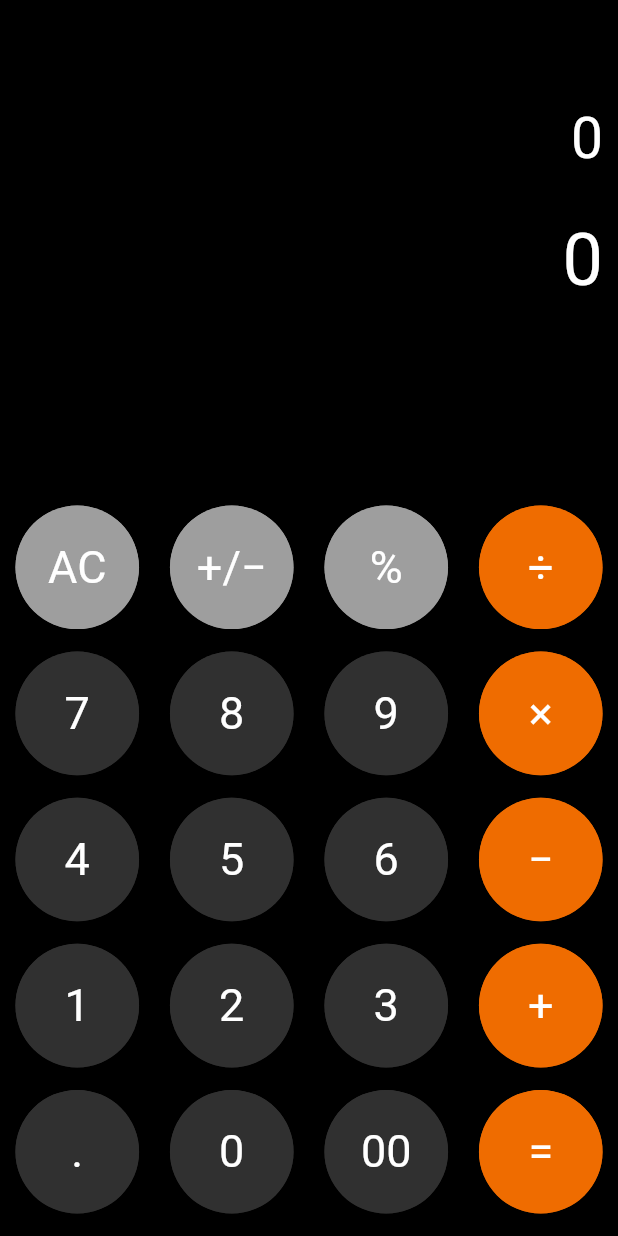
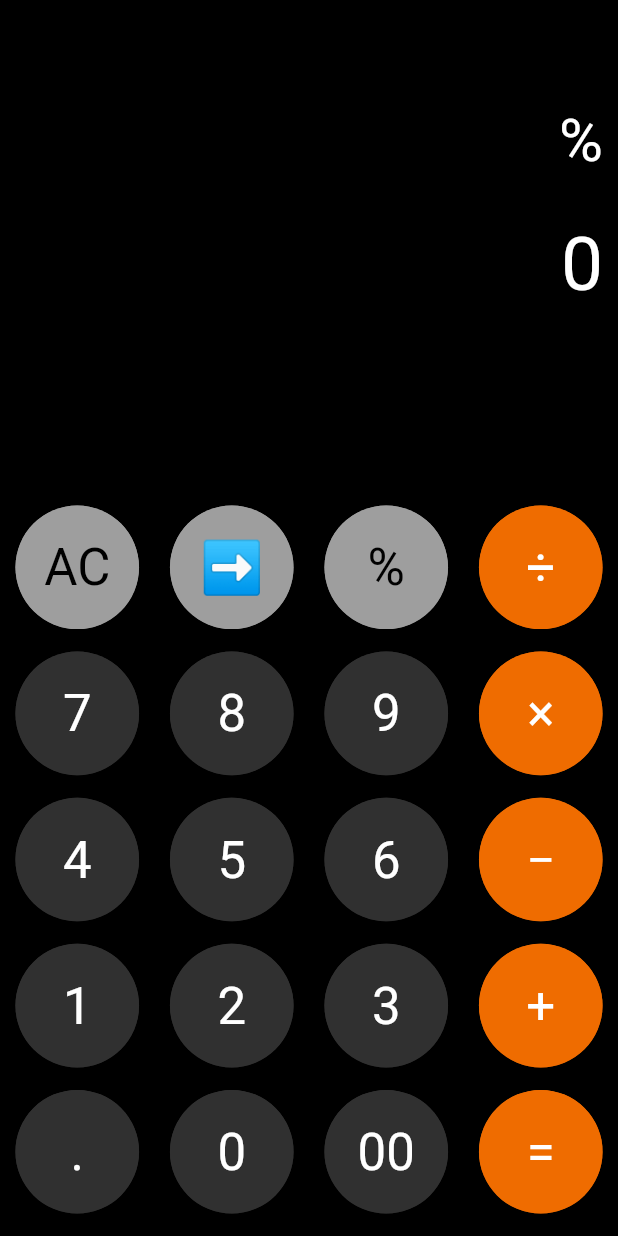
Before and after one commit to realryankim/flutter-calculator, a Flutter app: the screen it shows after launch, after a tap on an icon or button, on a phone screen of 412 x 824 dp. Run offline on Flutter 3.47's test engine with Material 2 defaults, Android fonts, the phone set to English and light mode, and no system bars; our stand-ins replace get, math_expressions.

Commit message:
add calculator functionalities

```diff
--- a/lib/main.dart
+++ b/lib/main.dart
@@ -13,7 +13,7 @@ class Calculator extends StatelessWidget {
   Widget build(BuildContext context) {
     return GetMaterialApp(
       debugShowCheckedModeBanner: false,
-      title: 'Calculator with Getx',
+      title: 'Calculator',
       theme: ThemeData(primarySwatch: Colors.grey),
       home: SimpleCalculator(),
     );
--- a/lib/src/simple_calculator.dart
+++ b/lib/src/simple_calculator.dart
@@ -1,5 +1,6 @@
 import 'package:flutter/material.dart';
 import 'package:get/get.dart';
+import 'package:math_expressions/math_expressions.dart';
 
 class SimpleCalculator extends StatefulWidget {
   SimpleCalculator({Key? key}) : super(key: key);
@@ -12,12 +13,89 @@ class _SimpleCalculatorState extends State<SimpleCalculator> {
   late double width;
   late double height;
 
+  String equation = "0";
+  String result = "0";
+  String expression = "";
+  double equationFontSize = 40.0;
+  double resultFontSize = 50.0;
+
   @override
   void didChangeDependencies() {
     width = Get.width;
     height = Get.height;
 
     super.didChangeDependencies();
+  }
+
+  buttonPressed(String buttonText) {
+    setState(() {
+      if (buttonText == "AC") {
+        equation = "0";
+        result = "0";
+        equationFontSize = 40.0;
+        resultFontSize = 50.0;
+      } else if (buttonText == "➡") {
+        equationFontSize = 50.0;
+        resultFontSize = 40.0;
+        equation = equation.substring(0, equation.length - 1);
+        if (equation == "") {
+          equation = "0";
+        }
+      } else if (buttonText == "=") {
+        equationFontSize = 40.0;
+        resultFontSize = 50.0;
+
+        expression = equation;
+        expression = expression.replaceAll('÷', '/');
+        expression = expression.replaceAll('×', '*');
+        expression = expression.replaceAll('−', '-');
+
+        try {
+          Parser p = Parser();
+          Expression exp = p.parse(expression);
+
+          ContextModel cm = ContextModel();
+          result = '${exp.evaluate(EvaluationType.REAL, cm)}';
+        } catch (e) {
+          result = "Error";
+        }
+      } else {
+        if (equation == "0") {
+          equation = buttonText;
+        } else {
+          equationFontSize = 50.0;
+          resultFontSize = 40.0;
+          equation += buttonText;
+        }
+      }
+    });
+  }
+
+  Widget buildButton(String buttonText, double buttonHeight, Color? buttonColor,
+      Color? textColor) {
+    return Container(
+      width: height * 0.1 * buttonHeight,
+      height: height * 0.1 * buttonHeight,
+      decoration: BoxDecoration(
+        color: buttonColor,
+        shape: BoxShape.circle,
+      ),
+      child: ElevatedButton(
+        onPressed: () => buttonPressed(buttonText),
+        style: ElevatedButton.styleFrom(
+          primary: buttonColor,
+          shape: CircleBorder(),
+        ),
+        child: Text(
+          buttonText,
+          style: TextStyle(
+            fontSize: 34.0,
+            fontWeight: FontWeight.normal,
+            color: textColor,
+          ),
+        ),
+      ),
+    );
   }
 
   TableRow verticalSpacingForOneButton() {
@@ -38,33 +116,6 @@ class _SimpleCalculatorState extends State<SimpleCalculator> {
     );
   }
 
-  Widget buildButton(
-      String buttonText, double buttonHeight, Color? buttonColor) {
-    return Container(
-      width: height * 0.1 * buttonHeight,
-      height: height * 0.1 * buttonHeight,
-      decoration: BoxDecoration(
-        color: buttonColor,
-        shape: BoxShape.circle,
-      ),
-      child: ElevatedButton(
-        onPressed: () {},
-        style: ElevatedButton.styleFrom(
-          primary: buttonColor,
-          shape: CircleBorder(),
-        ),
-        child: Text(
-          buttonText,
-          style: TextStyle(
-            fontSize: 30.0,
-            fontWeight: FontWeight.normal,
-            color: Colors.white,
-          ),
-        ),
-      ),
-    );
-  }
-
   @override
   Widget build(BuildContext context) {
     return Scaffold(
@@ -79,9 +130,10 @@ class _SimpleCalculatorState extends State<SimpleCalculator> {
               alignment: Alignment.centerRight,
               padding: EdgeInsets.fromLTRB(10, 20, 10, 0),
               child: Text(
-                "0",
+                equation,
+                maxLines: 1,
                 style: TextStyle(
-                  fontSize: 38.0,
+                  fontSize: equationFontSize,
                   color: Colors.white,
                 ),
               ),
@@ -90,9 +142,9 @@ class _SimpleCalculatorState extends State<SimpleCalculator> {
               alignment: Alignment.centerRight,
               padding: EdgeInsets.fromLTRB(10, 30, 10, 0),
               child: Text(
-                "0",
+                result,
                 style: TextStyle(
-                  fontSize: 48.0,
+                  fontSize: resultFontSize,
                   color: Colors.white,
                 ),
               ),
@@ -107,41 +159,41 @@ class _SimpleCalculatorState extends State<SimpleCalculator> {
                     children: [
                       TableRow(
                         children: [
-                          buildButton("AC", 1, Colors.grey),
-                          buildButton("+/−", 1, Colors.grey),
-                          buildButton("%", 1, Colors.grey),
+                          buildButton("AC", 1, Colors.grey, Colors.black),
+                          buildButton("➡", 1, Colors.grey, Colors.black),
+                          buildButton("%", 1, Colors.grey, Colors.black),
                         ],
                       ),
                       verticalSpacingForThreeButtons(),
                       TableRow(
                         children: [
-                          buildButton("7", 1, Colors.grey[850]),
-                          buildButton("8", 1, Colors.grey[850]),
-                          buildButton("9", 1, Colors.grey[850]),
+                          buildButton("7", 1, Colors.grey[850], Colors.white),
+                          buildButton("8", 1, Colors.grey[850], Colors.white),
+                          buildButton("9", 1, Colors.grey[850], Colors.white),
                         ],
                       ),
                       verticalSpacingForThreeButtons(),
                       TableRow(
                         children: [
-                          buildButton("4", 1, Colors.grey[850]),
-                          buildButton("5", 1, Colors.grey[850]),
-                          buildButton("6", 1, Colors.grey[850]),
+                          buildButton("4", 1, Colors.grey[850], Colors.white),
+                          buildButton("5", 1, Colors.grey[850], Colors.white),
+                          buildButton("6", 1, Colors.grey[850], Colors.white),
                         ],
                       ),
                       verticalSpacingForThreeButtons(),
                       TableRow(
                         children: [
-                          buildButton("1", 1, Colors.grey[850]),
-                          buildButton("2", 1, Colors.grey[850]),
-                          buildButton("3", 1, Colors.grey[850]),
+                          buildButton("1", 1, Colors.grey[850], Colors.white),
+                          buildButton("2", 1, Colors.grey[850], Colors.white),
+                          buildButton("3", 1, Colors.grey[850], Colors.white),
                         ],
                       ),
                       verticalSpacingForThreeButtons(),
                       TableRow(
                         children: [
-                          buildButton(".", 1, Colors.grey[850]),
-                          buildButton("0", 1, Colors.grey[850]),
-                          buildButton("00", 1, Colors.grey[850]),
+                          buildButton(".", 1, Colors.grey[850], Colors.white),
+                          buildButton("0", 1, Colors.grey[850], Colors.white),
+                          buildButton("00", 1, Colors.grey[850], Colors.white),
                         ],
                       ),
                       verticalSpacingForThreeButtons(),
@@ -154,31 +206,31 @@ class _SimpleCalculatorState extends State<SimpleCalculator> {
                     children: [
                       TableRow(
                         children: [
-                          buildButton("÷", 1, Colors.orange[800]),
+                          buildButton("÷", 1, Colors.orange[800], Colors.white),
                         ],
                       ),
                       verticalSpacingForOneButton(),
                       TableRow(
                         children: [
-                          buildButton("×", 1, Colors.orange[800]),
+                          buildButton("×", 1, Colors.orange[800], Colors.white),
                         ],
                       ),
                       verticalSpacingForOneButton(),
                       TableRow(
                         children: [
-                          buildButton("−", 1, Colors.orange[800]),
+                          buildButton("−", 1, Colors.orange[800], Colors.white),
                         ],
                       ),
                       verticalSpacingForOneButton(),
                       TableRow(
                         children: [
-                          buildButton("+", 1, Colors.orange[800]),
+                          buildButton("+", 1, Colors.orange[800], Colors.white),
                         ],
                       ),
                       verticalSpacingForOneButton(),
                       TableRow(
                         children: [
-                          buildButton("=", 1, Colors.orange[800]),
+                          buildButton("=", 1, Colors.orange[800], Colors.white),
                         ],
                       ),
                       verticalSpacingForOneButton(),
--- a/pubspec.yaml
+++ b/pubspec.yaml
@@ -28,6 +28,7 @@ dependencies:
   # Use with the CupertinoIcons class for iOS style icons.
   cupertino_icons: ^1.0.2
   get: ^4.3.4
+  math_expressions: ^2.2.0
 
 dev_dependencies:
   flutter_test:
```
Also changed, not shown: pubspec.lock.
